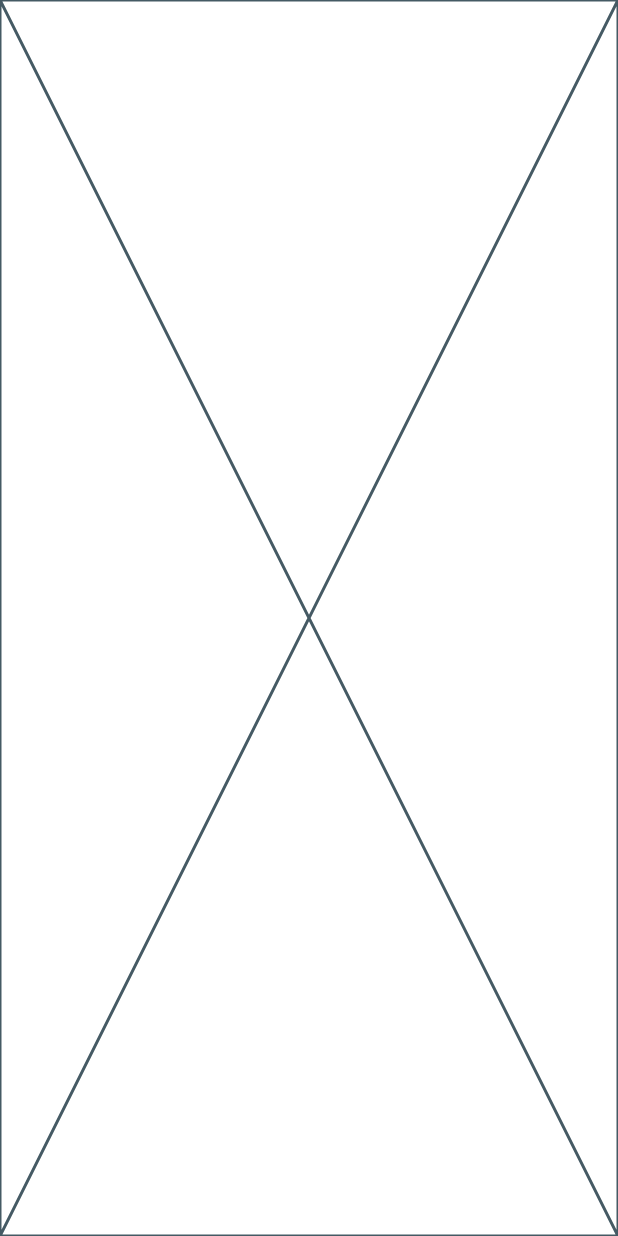
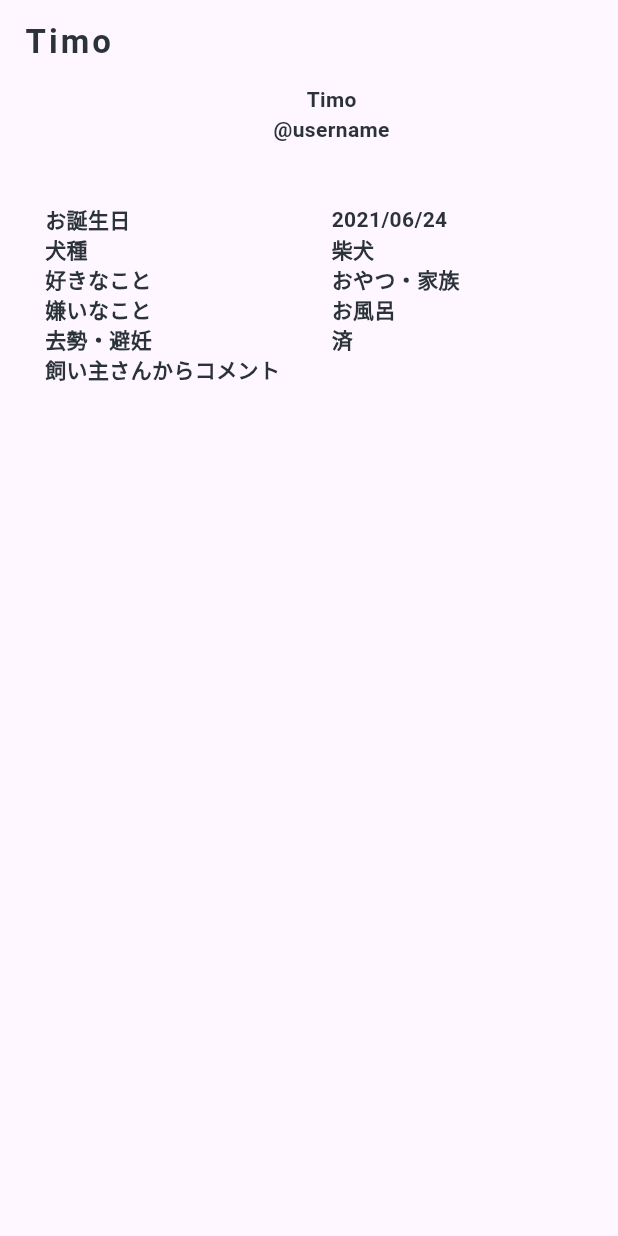
Before and after one commit to YunaSuzuki/timo, a Flutter app: the screen it shows after launch, on a phone screen of 412 x 824 dp. Run offline on Flutter 3.47's test engine with Material 3 defaults, Android fonts, the phone set to English and light mode, and no system bars; our stand-ins replace flutter_layout_grid.

Commit message:
Pet Profile Page using Table

```diff
--- /dev/null
+++ b/lib/constants.dart
@@ -0,0 +1,6 @@
+import 'package:flutter/material.dart';
+
+const profileTextStyle = TextStyle(
+    color: Color(0xFF2B323A),
+    fontWeight: FontWeight.bold
+);
--- a/lib/main.dart
+++ b/lib/main.dart
@@ -1,14 +1,95 @@
 import 'package:flutter/material.dart';
+import 'package:flutter_layout_grid/flutter_layout_grid.dart';
+import 'constants.dart';
 
-void main() {
-  runApp(const MyApp());
-}
+void main() => runApp(MyApp());
 
 class MyApp extends StatelessWidget {
-  const MyApp({super.key});
 
   @override
   Widget build(BuildContext context) {
-    return const Placeholder();
+    return MaterialApp(
+      title: 'Timo',
+      home: ProfilePage(),
+    );
   }
 }
+
+class ProfilePage extends StatelessWidget {
+  @override
+  Widget build(BuildContext context) {
+    return Scaffold(
+      appBar: AppBar(
+        title: Text(
+          'Timo',
+          style: TextStyle(
+            color: Color(0xFF2B323A),
+            fontWeight: FontWeight.bold,
+            letterSpacing: 2.0
+          ),
+        ),
+      ),
+      body: Container(
+        padding: EdgeInsets.only(left: 30.0),
+        child: Column(
+          children: <Widget>[
+            //ProfileImage
+            Center(
+              child: Text('Timo', style: profileTextStyle,),
+            ), //pet's name
+            Center(
+              child: Text('@username', style: profileTextStyle,),
+            ),
+            SizedBox(height: 40.0,),
+            Table(
+              children: <TableRow>[
+                TableRow(
+                  children: <Widget>[
+                    TableCell(child: Text('お誕生日', style: profileTextStyle,)),
+                    TableCell(child: Text('2021/06/24', style: profileTextStyle,)),
+                  ],
+                ),
+                TableRow(
+                  children: <Widget>[
+                    TableCell(child: Text('犬種', style: profileTextStyle,)),
+                    TableCell(child: Text('柴犬', style: profileTextStyle,)),
+                  ],
+                ),
+                TableRow(
+                  children: <Widget>[
+                    TableCell(child: Text('好きなこと', style: profileTextStyle,)),
+                    TableCell(child: Text('おやつ・家族', style: profileTextStyle,)),
+                  ],
+                ),
+                TableRow(
+                  children: <Widget>[
+                    TableCell(child: Text('嫌いなこと', style: profileTextStyle,)),
+                    TableCell(child: Text('お風呂', style: profileTextStyle,)),
+                  ],
+                ),
+                TableRow(
+                  children: <Widget>[
+                    TableCell(
+                      child: Text('去勢・避妊', style: profileTextStyle,)
+                    ),
+                    TableCell(child: Text('済', style: profileTextStyle,)),
+                  ],
+                ),
+                TableRow(
+                  children: <Widget>[
+                    TableCell(
+                        child: Text('飼い主さんからコメント', style: profileTextStyle,)
+                    ),
+                    TableCell(
+                        child: Text('')
+                    ),
+                  ],
+                ),
+              ],
+            ),
+          ],
+        ),
+      ),
+    );
+  }
+}
--- a/pubspec.yaml
+++ b/pubspec.yaml
@@ -30,6 +30,8 @@ environment:
 dependencies:
   flutter:
     sdk: flutter
+  flutter_layout_grid: ^2.0.0
+
 
   # The following adds the Cupertino Icons font to your application.
   # Use with the CupertinoIcons class for iOS style icons.
```
Also changed, not shown: pubspec.lock.
